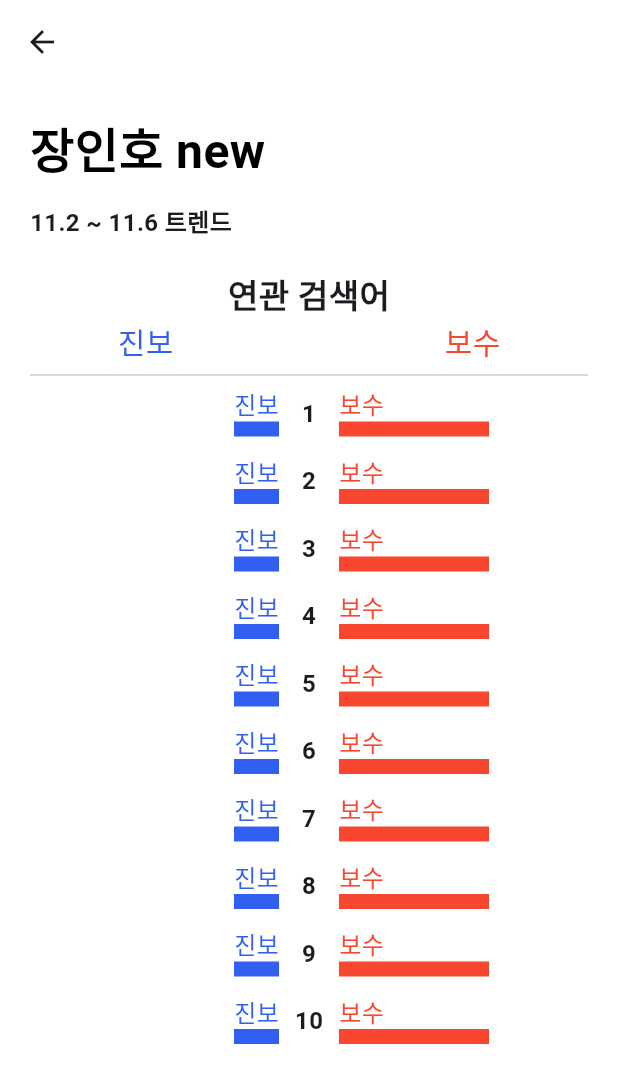
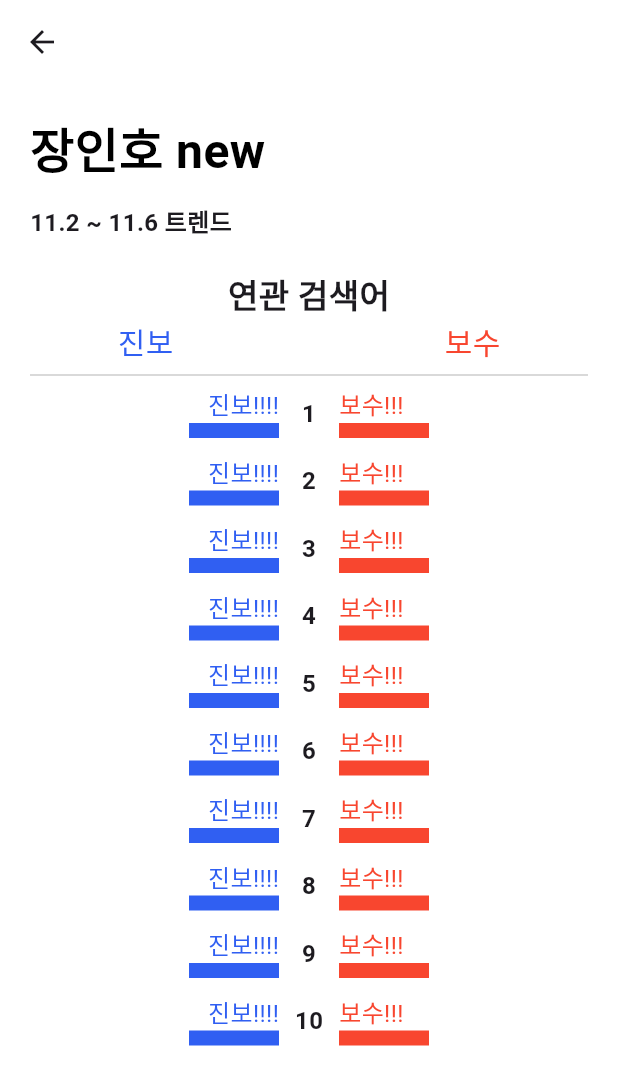
Before and after one commit to JangInho/issue_tracker_v2, a Flutter app: the DetailScreen screen opened directly, on a phone screen of 412 x 824 dp. Shown: the top 1085 px of the screen. Run offline on Flutter 3.47's test engine with Material 3 defaults, Android fonts, the light colour scheme and no system bars; our stand-ins replace hive, hive_flutter; accounts and stored records are empty.

Commit message:
코드 정리

```diff
--- a/lib/detail_screen.dart
+++ b/lib/detail_screen.dart
@@ -1,4 +1,14 @@
 import 'package:flutter/material.dart';
+
+enum TendencyType {
+  red('보수', Color(0xFFF8462F)),
+  blue('진보', Color(0xFF305FF2));
+
+  const TendencyType(this.text, this.color);
+
+  final String text;
+  final Color color;
+}
 
 class DetailScreen extends StatelessWidget {
   const DetailScreen({super.key});
@@ -23,10 +33,7 @@ class DetailScreen extends StatelessWidget {
             children: [
               const Text(
                 '장인호 new',
-                style: TextStyle(
-                    fontWeight: FontWeight.w600,
-                    fontSize: 32,
-                    color: Colors.black),
+                style: TextStyle(fontWeight: FontWeight.w600, fontSize: 32, color: Colors.black),
               ),
               const SizedBox(height: 12),
               const Text(
@@ -48,19 +55,14 @@ class DetailScreen extends StatelessWidget {
                   const Spacer(),
                   Text(
                     '진보',
-                    style: TextStyle(
-                        fontSize: 20, fontWeight: FontWeight.w500, color: blue),
+                    style: TextStyle(fontSize: 20, fontWeight: FontWeight.w500, color: blue),
                   ),
                   const Spacer(),
                   const SizedBox(
                     width: 64,
                   ),
                   const Spacer(),
-                  Text('보수',
-                      style: TextStyle(
-                          fontSize: 20,
-                          fontWeight: FontWeight.w500,
-                          color: red)),
+                  Text('보수', style: TextStyle(fontSize: 20, fontWeight: FontWeight.w500, color: red)),
                   const Spacer(),
                 ],
               ),
@@ -76,50 +78,16 @@ class DetailScreen extends StatelessWidget {
                       width: double.infinity,
                       child: Row(
                         children: [
-                          Expanded(
-                            child: Column(
-                              crossAxisAlignment: CrossAxisAlignment.end,
-                              children: [
-                                Text('진보',
-                                    style: TextStyle(
-                                        fontSize: 16,
-                                        fontWeight: FontWeight.w400,
-                                        color: blue)),
-                                Container(
-                                  height: 10,
-                                  width: 30,
-                                  color: blue,
-                                ),
-                              ],
-                            ),
-                          ),
+                          _buildLinearGraphCell(type: TendencyType.blue, title: '진보!!!!'),
                           SizedBox(
                             width: 40,
                             child: Center(
                                 child: Text(
                               '${index + 1}',
-                              style: const TextStyle(
-                                  fontSize: 16, fontWeight: FontWeight.w600),
+                              style: const TextStyle(fontSize: 16, fontWeight: FontWeight.w600),
                             )),
                           ),
-                          Expanded(
-                            flex: 1,
-                            child: Column(
-                              crossAxisAlignment: CrossAxisAlignment.start,
-                              children: [
-                                Text('보수',
-                                    style: TextStyle(
-                                        fontSize: 16,
-                                        fontWeight: FontWeight.w400,
-                                        color: red)),
-                                Container(
-                                  height: 10,
-                                  width: 100,
-                                  color: red,
-                                ),
-                              ],
-                            ),
-                          ),
+                          _buildLinearGraphCell(type: TendencyType.red, title: '보수!!!'),
                         ],
                       ),
                     );
@@ -134,4 +102,20 @@ class DetailScreen extends StatelessWidget {
           ),
         ));
   }
+
+  Expanded _buildLinearGraphCell({required TendencyType type, required String title}) {
+    return Expanded(
+      child: Column(
+        crossAxisAlignment: type == TendencyType.blue ? CrossAxisAlignment.end : CrossAxisAlignment.start,
+        children: [
+          Text(title, style: TextStyle(fontSize: 16, fontWeight: FontWeight.w400, color: type.color)),
+          Container(
+            height: 10,
+            width: 60,
+            color: type.color,
+          ),
+        ],
+      ),
+    );
+  }
 }
```
Also changed, not shown: pubspec.lock, 9 other files.
